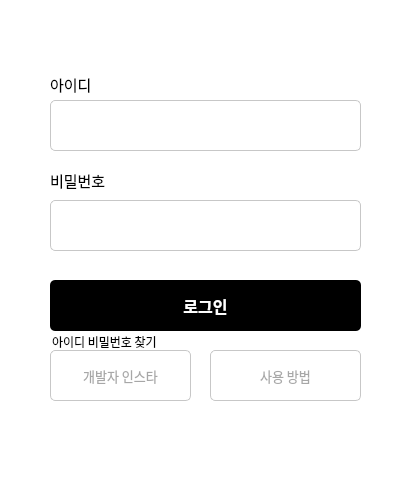
First picture: the form in LoginUi2.ui, repository officialOTsolution/NaverNeighborBot, before the edit.
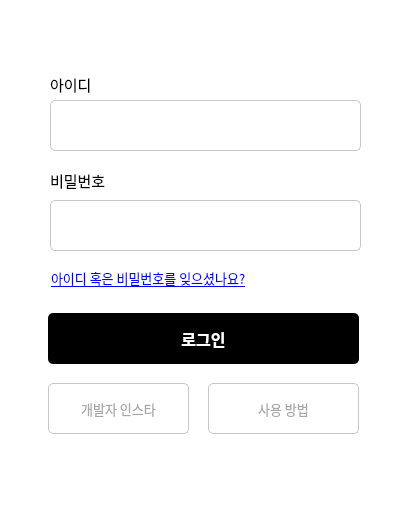
Second picture: the form after the edit. Icons and pictures are not drawn.

Diff of the .ui file:
```diff
--- a/LoginUi2.ui
+++ b/LoginUi2.ui
@@ -6,8 +6,8 @@
    <rect>
     <x>0</x>
     <y>0</y>
-    <width>410</width>
-    <height>486</height>
+    <width>402</width>
+    <height>509</height>
    </rect>
   </property>
   <property name="sizePolicy">
@@ -39,8 +39,8 @@
   <widget class="QPushButton" name="StartBtn">
    <property name="geometry">
     <rect>
-     <x>50</x>
-     <y>280</y>
+     <x>48</x>
+     <y>313</y>
      <width>311</width>
      <height>51</height>
     </rect>
@@ -188,8 +188,8 @@
   <widget class="QPushButton" name="HowToUse">
    <property name="geometry">
     <rect>
-     <x>210</x>
-     <y>350</y>
+     <x>208</x>
+     <y>383</y>
      <width>151</width>
      <height>51</height>
     </rect>
@@ -218,8 +218,8 @@
   <widget class="QPushButton" name="InstaLInk">
    <property name="geometry">
     <rect>
-     <x>50</x>
-     <y>350</y>
+     <x>48</x>
+     <y>383</y>
      <width>141</width>
      <height>51</height>
     </rect>
@@ -249,14 +249,24 @@
   <widget class="QLabel" name="label">
    <property name="geometry">
     <rect>
-     <x>52</x>
-     <y>334</y>
-     <width>151</width>
-     <height>16</height>
+     <x>51</x>
+     <y>264</y>
+     <width>331</width>
+     <height>28</height>
     </rect>
    </property>
+   <property name="font">
+    <font>
+     <family>Spoqa Han Sans Neo</family>
+     <pointsize>10</pointsize>
+    </font>
+   </property>
+   <property name="styleSheet">
+    <string notr="true">color: #a7a7a7;
+</string>
+   </property>
    <property name="text">
-    <string>아이디 비밀번호 찾기</string>
+    <string>&lt;a href=&quot;https://www.naver.com/&quot;&gt; 아이디 혹은 비밀번호를 잊으셨나요?&lt;/a&gt;</string>
    </property>
    <property name="openExternalLinks">
     <bool>true</bool>
```
Left out of the diff: 4 changed lines with no effect on the pictures.
